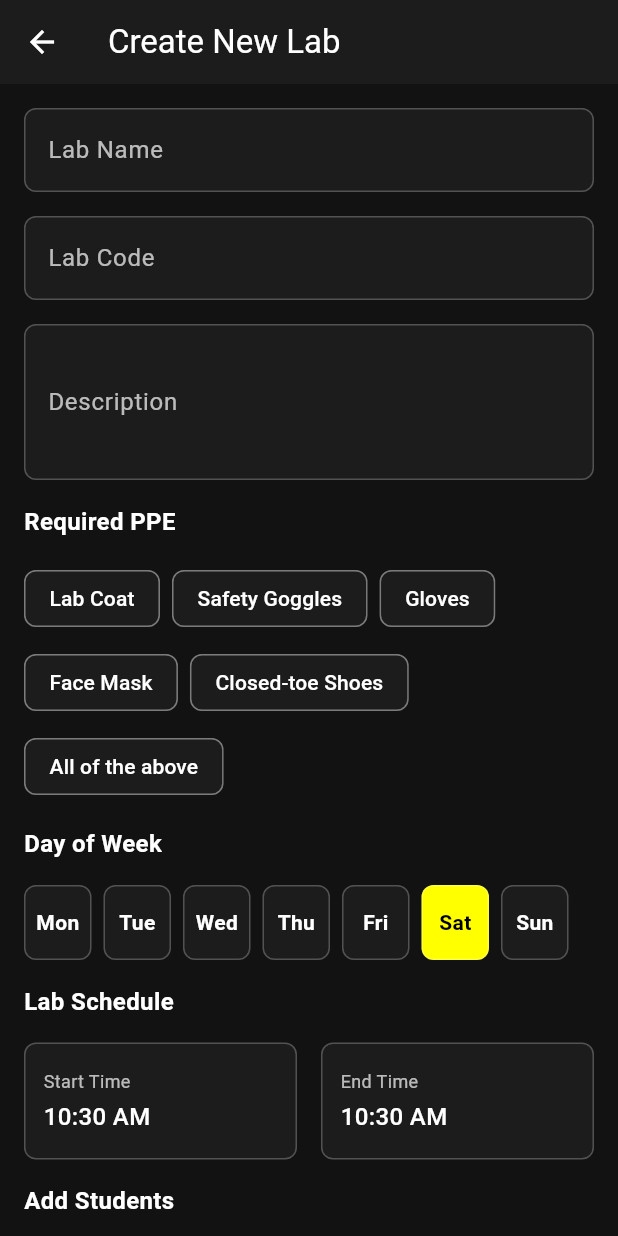
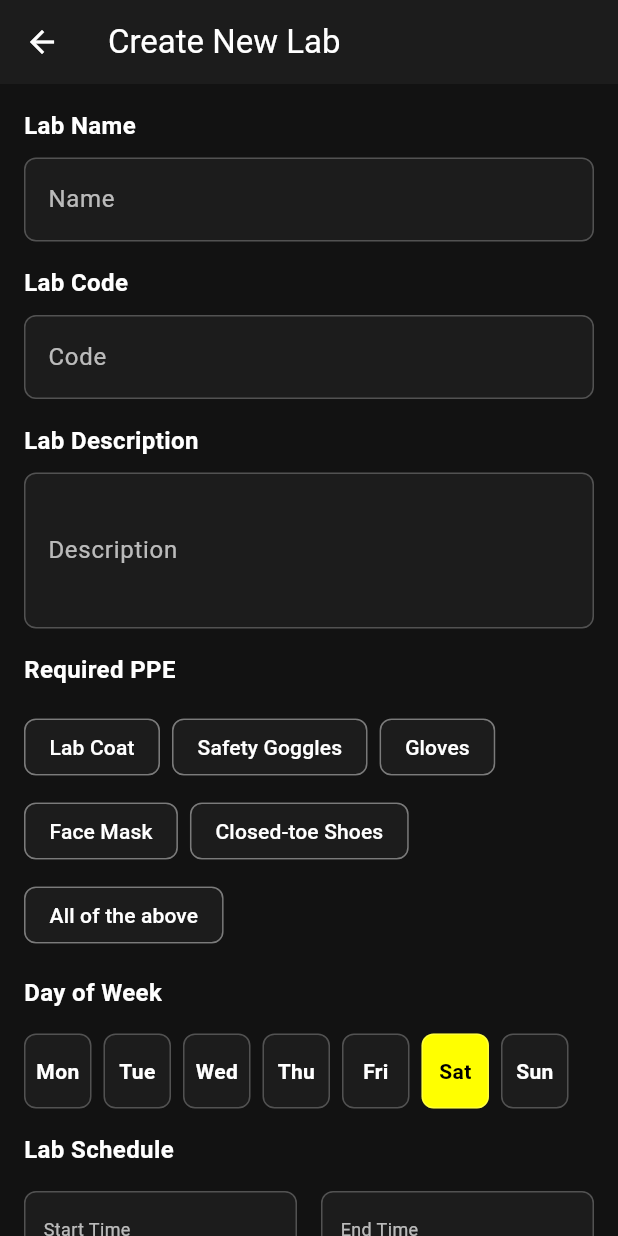
Before and after one commit to Ali-Rhayem/Smart_Labs, a Flutter app: the CreateLabScreen screen opened directly, on a phone screen of 412 x 824 dp. Run offline on Flutter 3.47's test engine with Material 3 defaults, Android fonts, the phone set to English and light mode, and no system bars; our stand-ins replace firebase_core, firebase_messaging, fl_chart, flutter_dotenv, flutter_riverpod, flutter_secure_storage and 3 more; accounts and stored records are empty.

Commit message:
Enhance Create Lab Screen with Comprehensive Lab Creation Features

```diff
--- a/Mobile/smart_labs_mobile/lib/screens/instructor/create_lab_screen.dart
+++ b/Mobile/smart_labs_mobile/lib/screens/instructor/create_lab_screen.dart
@@ -1,4 +1,6 @@
 import 'package:flutter/material.dart';
+import 'package:smart_labs_mobile/models/lab_model.dart';
+import 'package:smart_labs_mobile/services/api_service.dart';
 
 class CreateLabScreen extends StatefulWidget {
   const CreateLabScreen({super.key});
@@ -13,9 +15,13 @@ class _CreateLabScreenState extends State<CreateLabScreen> {
   late TextEditingController _labCodeController;
   late TextEditingController _descriptionController;
   late TextEditingController _studentInputController;
+  late TextEditingController _roomController;
+  final List<LabSchedule> _schedules = [];
+
   int _selectedWeekday = DateTime.now().weekday;
   TimeOfDay _startTime = TimeOfDay.now();
   TimeOfDay _endTime = TimeOfDay.now();
+  final ApiService _apiService = ApiService();
 
   final List<String> _ppeOptions = [
     'Lab Coat',
@@ -25,8 +31,8 @@ class _CreateLabScreenState extends State<CreateLabScreen> {
     'Closed-toe Shoes',
     'All of the above',
   ];
-  List<String> _selectedPPE = [];
-  List<String> _selectedStudents = [];
+  final List<String> _selectedPPE = [];
+  final List<String> _selectedStudents = [];
 
   @override
   void initState() {
@@ -35,6 +41,7 @@ class _CreateLabScreenState extends State<CreateLabScreen> {
     _labCodeController = TextEditingController();
     _descriptionController = TextEditingController();
     _studentInputController = TextEditingController();
+    _roomController = TextEditingController();
   }
 
   @override
@@ -43,6 +50,7 @@ class _CreateLabScreenState extends State<CreateLabScreen> {
     _labCodeController.dispose();
     _descriptionController.dispose();
     _studentInputController.dispose();
+    _roomController.dispose();
     super.dispose();
   }
 
@@ -61,20 +69,47 @@ class _CreateLabScreenState extends State<CreateLabScreen> {
           child: Column(
             crossAxisAlignment: CrossAxisAlignment.start,
             children: [
+              const Text(
+                'Lab Name',
+                style: TextStyle(
+                  color: Colors.white,
+                  fontSize: 16,
+                  fontWeight: FontWeight.bold,
+                ),
+              ),
+              const SizedBox(height: 10),
               _buildTextField(
                 controller: _labNameController,
-                label: 'Lab Name',
+                label: 'Name',
                 validator: (value) =>
                     value?.isEmpty ?? true ? 'Please enter lab name' : null,
               ),
               const SizedBox(height: 16),
+              const Text(
+                'Lab Code',
+                style: TextStyle(
+                  color: Colors.white,
+                  fontSize: 16,
+                  fontWeight: FontWeight.bold,
+                ),
+              ),
+              const SizedBox(height: 10),
               _buildTextField(
                 controller: _labCodeController,
-                label: 'Lab Code',
+                label: 'Code',
                 validator: (value) =>
                     value?.isEmpty ?? true ? 'Please enter lab code' : null,
               ),
               const SizedBox(height: 16),
+              const Text(
+                'Lab Description',
+                style: TextStyle(
+                  color: Colors.white,
+                  fontSize: 16,
+                  fontWeight: FontWeight.bold,
+                ),
+              ),
+              const SizedBox(height: 10),
               _buildTextField(
                 controller: _descriptionController,
                 label: 'Description',
@@ -89,7 +124,25 @@ class _CreateLabScreenState extends State<CreateLabScreen> {
               const SizedBox(height: 16),
               _buildTimeSelectors(),
               const SizedBox(height: 16),
+              _buildSchedulesList(),
+              const SizedBox(height: 16),
               _buildStudentInput(),
+              const SizedBox(height: 16),
+              const Text(
+                'Room',
+                style: TextStyle(
+                  color: Colors.white,
+                  fontSize: 16,
+                  fontWeight: FontWeight.bold,
+                ),
+              ),
+              const SizedBox(height: 10),
+              _buildTextField(
+                controller: _roomController,
+                label: 'Room',
+                validator: (value) =>
+                    value?.isEmpty ?? true ? 'Please enter room number' : null,
+              ),
               const SizedBox(height: 16),
               SizedBox(
                 width: double.infinity,
@@ -178,10 +231,8 @@ class _CreateLabScreenState extends State<CreateLabScreen> {
                 setState(() {
                   if (selected) {
                     _selectedPPE.add(ppe);
-                    print(_selectedPPE);
                   } else {
                     _selectedPPE.remove(ppe);
-                    print(_selectedPPE);
                   }
                 });
               },
@@ -441,7 +492,8 @@ class _CreateLabScreenState extends State<CreateLabScreen> {
               backgroundColor: const Color(0xFFFFFF00),
               side: const BorderSide(color: Colors.black),
               labelStyle: const TextStyle(color: Colors.black),
-              deleteIcon: const Icon(Icons.close, size: 18, color: Colors.black),
+              deleteIcon:
+                  const Icon(Icons.close, size: 18, color: Colors.black),
               onDeleted: () {
                 setState(() {
                   _selectedStudents.remove(student);
@@ -454,18 +506,143 @@ class _CreateLabScreenState extends State<CreateLabScreen> {
     );
   }
 
-  void _submitForm() {
+  Widget _buildSchedulesList() {
+    return Column(
+      crossAxisAlignment: CrossAxisAlignment.start,
+      children: [
+        const Text(
+          'Schedules',
+          style: TextStyle(
+            color: Colors.white,
+            fontSize: 16,
+            fontWeight: FontWeight.bold,
+          ),
+        ),
+        const SizedBox(height: 8),
+        ..._schedules
+            .map((schedule) => Card(
+                  color: const Color(0xFF1C1C1C),
+                  margin: const EdgeInsets.only(bottom: 8),
+                  child: ListTile(
+                    title: Text(
+                      '${schedule.dayOfWeek}',
+                      style: const TextStyle(color: Colors.white),
+                    ),
+                    subtitle: Text(
+                      '${schedule.startTime} - ${schedule.endTime}',
+                      style: const TextStyle(color: Colors.white70),
+                    ),
+                    trailing: IconButton(
+                      icon: const Icon(Icons.delete, color: Colors.red),
+                      onPressed: () {
+                        setState(() {
+                          _schedules.remove(schedule);
+                        });
+                      },
+                    ),
+                  ),
+                ))
+            .toList(),
+        ElevatedButton.icon(
+          onPressed: _addSchedule,
+          icon: const Icon(Icons.add, color: Colors.black),
+          label: const Text('Add Schedule'),
+          style: ElevatedButton.styleFrom(
+            backgroundColor: const Color(0xFFFFFF00),
+            foregroundColor: Colors.black,
+          ),
+        ),
+      ],
+    );
+  }
+
+  void _addSchedule() {
+    setState(() {
+      _schedules.add(
+        LabSchedule(
+          dayOfWeek: _getWeekdayName(_selectedWeekday),
+          startTime: _formatTimeToHHMM(_startTime),
+          endTime: _formatTimeToHHMM(_endTime),
+        ),
+      );
+    });
+  }
+
+  String _formatTimeToHHMM(TimeOfDay time) {
+    final hour = time.hour.toString().padLeft(2, '0');
+    final minute = time.minute.toString().padLeft(2, '0');
+    return '$hour:$minute';
+  }
+
+  String _getWeekdayName(int weekday) {
+    switch (weekday) {
+      case 1:
+        return 'Monday';
+      case 2:
+        return 'Tuesday';
+      case 3:
+        return 'Wednesday';
+      case 4:
+        return 'Thursday';
+      case 5:
+        return 'Friday';
+      case 6:
+        return 'Saturday';
+      case 7:
+        return 'Sunday';
+      default:
+        return '';
+    }
+  }
+
+  Future<void> _submitForm() async {
     if (_formKey.currentState?.validate() ?? false) {
       if (_selectedPPE.isEmpty) {
-        setState(() {}); // Trigger rebuild to show error message
+        ScaffoldMessenger.of(context).showSnackBar(
+          const SnackBar(content: Text('Please select required PPE')),
+        );
         return;
       }
       if (_selectedStudents.isEmpty) {
-        // You might want to show an error message here
+        ScaffoldMessenger.of(context).showSnackBar(
+          const SnackBar(content: Text('Please add at least one student')),
+        );
         return;
       }
-      // TODO: Implement lab creation logic with students
-      Navigator.pop(context);
+      if (_schedules.isEmpty) {
+        ScaffoldMessenger.of(context).showSnackBar(
+          const SnackBar(content: Text('Please add at least one schedule')),
+        );
+        return;
+      }
+
+      final labData = {
+        "lab": {
+          "labCode": _labCodeController.text,
+          "labName": _labNameController.text,
+          "schedule": _schedules.map((s) => s.toJson()).toList(),
+          "description": _descriptionController.text,
+          "endLab": false,
+          "room": _roomController.text,
+        },
+        "student_Emails": _selectedStudents
+      };
+
+      try {
+        final response = await _apiService.post('/Lab', labData);
+        if (response['success']) {
+          Navigator.pop(context);
+        } else {
+          ScaffoldMessenger.of(context).showSnackBar(
+            SnackBar(
+                content: Text(response['message'] ?? 'Failed to create lab')),
+          );
+        }
+      } catch (e) {
+        ScaffoldMessenger.of(context).showSnackBar(
+          SnackBar(content: Text('Failed to create lab: $e')),
+        );
+      }
     }
   }
 }
```
